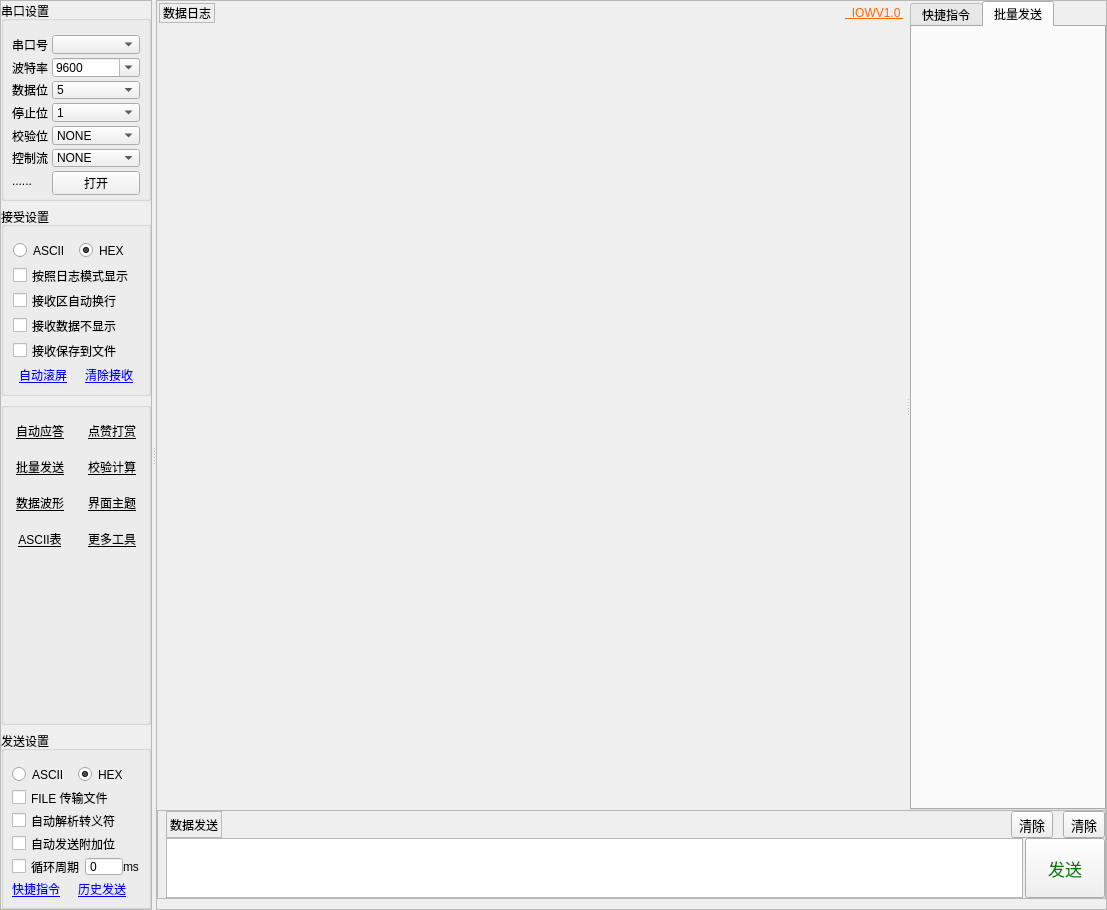
Above: plug/page/iowpage/iowpage.ui from xqyrz/plot before the change. Below: the same form after it.
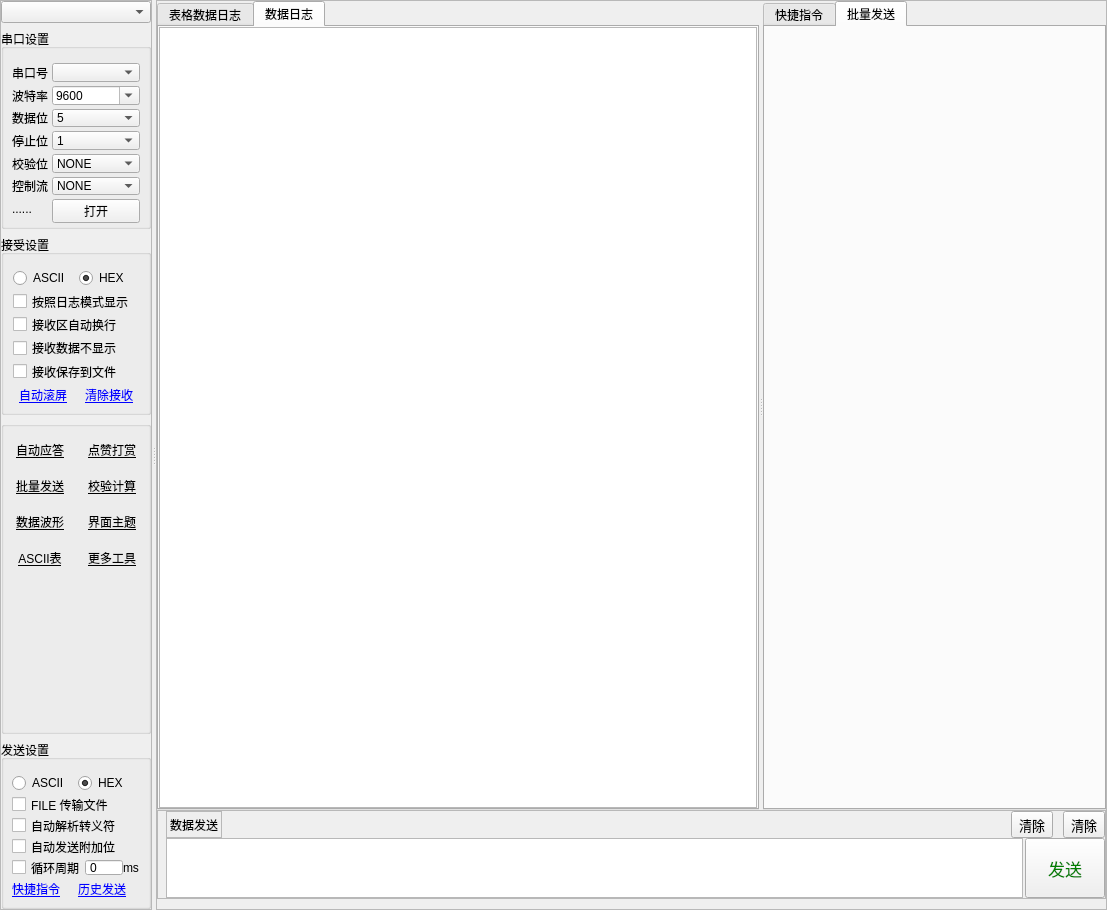
That is the form after the change. The open tabs and pages were chosen to show the change. Icons and pictures are not drawn. Custom widgets are drawn as their Qt base class.

Commit message: 服务端数据

Diff of the .ui file:
```diff
--- a/plug/page/iowpage/iowpage.ui
+++ b/plug/page/iowpage/iowpage.ui
@@ -73,6 +73,28 @@
         <number>0</number>
        </property>
        <item>
+        <widget class="QComboBox" name="ioobj"/>
+       </item>
+       <item>
+        <widget class="QStackedWidget" name="stackedWidget">
+         <widget class="QWidget" name="page">
+          <layout class="QVBoxLayout" name="verticalLayout_5">
+           <property name="spacing">
+            <number>0</number>
+           </property>
+           <property name="leftMargin">
+            <number>0</number>
+           </property>
+           <property name="topMargin">
+            <number>0</number>
+           </property>
+           <property name="rightMargin">
+            <number>0</number>
+           </property>
+           <property name="bottomMargin">
+            <number>0</number>
+           </property>
+           <item>
         <widget class="QGroupBox" name="groupBox">
          <property name="sizePolicy">
           <sizepolicy hsizetype="Preferred" vsizetype="Fixed">
@@ -335,6 +357,11 @@
          </layout>
         </widget>
        </item>
+          </layout>
+         </widget>
+         <widget class="QWidget" name="page_2"/>
+        </widget>
+       </item>
        <item>
         <widget class="QGroupBox" name="groupBox_2">
          <property name="minimumSize">
@@ -903,82 +930,40 @@
             <number>0</number>
            </property>
            <item>
-            <widget class="QWidget" name="widget_2" native="true">
-             <layout class="QHBoxLayout" name="horizontalLayout_4">
-              <property name="spacing">
-               <number>2</number>
-              </property>
-              <property name="leftMargin">
-               <number>2</number>
-              </property>
-              <property name="topMargin">
-               <number>2</number>
-              </property>
-              <property name="rightMargin">
-               <number>2</number>
-              </property>
-              <property name="bottomMargin">
-               <number>2</number>
-              </property>
-              <item>
-               <widget class="QLabel" name="label_11">
-                <property name="frameShape">
-                 <enum>QFrame::StyledPanel</enum>
-                </property>
-                <property name="frameShadow">
-                 <enum>QFrame::Plain</enum>
-                </property>
-                <property name="lineWidth">
-                 <number>2</number>
-                </property>
-                <property name="midLineWidth">
+            <widget class="QTabWidget" name="tabWidget_2">
+             <property name="currentIndex">
                  <number>1</number>
                 </property>
-                <property name="text">
-                 <string>数据日志</string>
-                </property>
-               </widget>
-              </item>
-              <item>
-               <spacer name="horizontalSpacer_2">
-                <property name="orientation">
-                 <enum>Qt::Horizontal</enum>
-                </property>
-                <property name="sizeHint" stdset="0">
-                 <size>
-                  <width>444</width>
-                  <height>20</height>
-                 </size>
-                </property>
-               </spacer>
-              </item>
-              <item>
-               <widget class="QPushButton" name="pushButton_13">
-                <property name="styleSheet">
-                 <string notr="true">QPushButton{
-border:none;
-color:#FF6600;
-text-decoration: underline;
-background:transparent;
-}
-QPushButton:hover{
-color:red;
-}</string>
-                </property>
-                <property name="text">
-                 <string>  IOWV1.0 </string>
-                </property>
-               </widget>
-              </item>
-             </layout>
-            </widget>
-           </item>
-           <item>
-            <widget class="QStackedWidget" name="stackedWidget">
              <widget class="IOView" name="tableIO">
-              <layout class="QVBoxLayout" name="verticalLayout_4"/>
+              <attribute name="title">
+               <string>表格数据日志</string>
+              </attribute>
              </widget>
-             <widget class="QWidget" name="page_2"/>
+             <widget class="QWidget" name="tabWidget_2Page2">
+              <attribute name="title">
+               <string>数据日志</string>
+              </attribute>
+              <layout class="QVBoxLayout" name="verticalLayout_4">
+               <property name="spacing">
+                <number>0</number>
+               </property>
+               <property name="leftMargin">
+                <number>0</number>
+               </property>
+               <property name="topMargin">
+                <number>0</number>
+               </property>
+               <property name="rightMargin">
+                <number>0</number>
+               </property>
+               <property name="bottomMargin">
+                <number>0</number>
+               </property>
+               <item>
+                <widget class="QTextBrowser" name="textBrowser"/>
+               </item>
+              </layout>
+             </widget>
             </widget>
            </item>
           </layout>
```
Left out of the diff: 326 changed lines with no effect on the pictures. Lines whose indentation alone changed are shown as unchanged. The commit also changes 25 other files.
